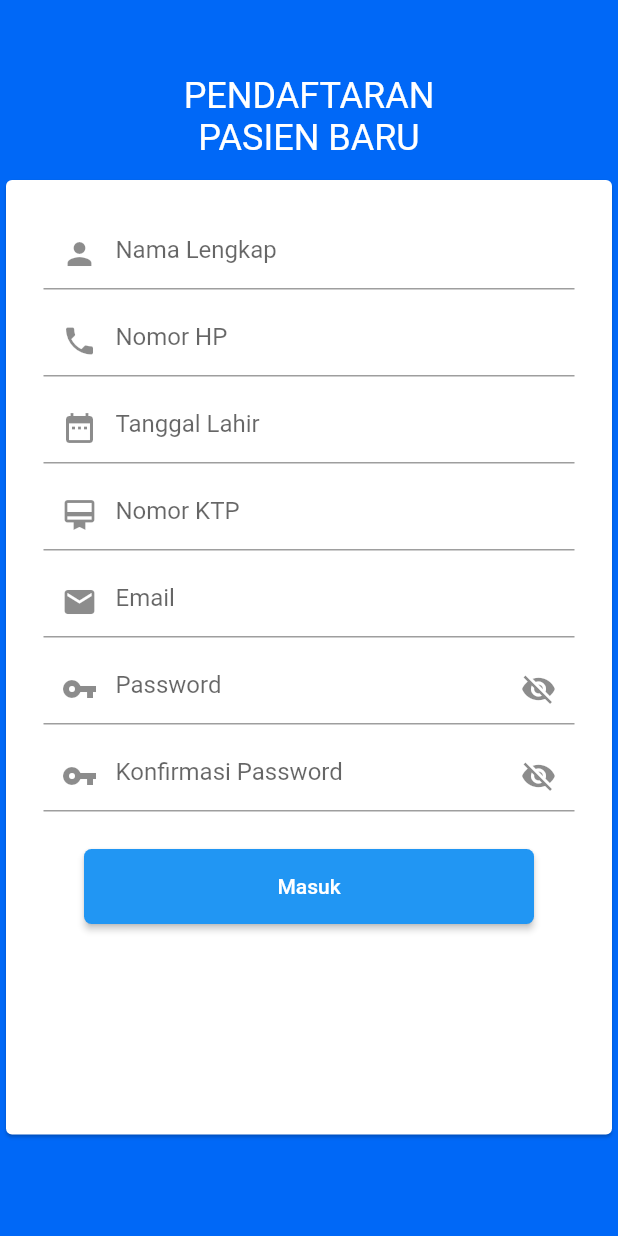
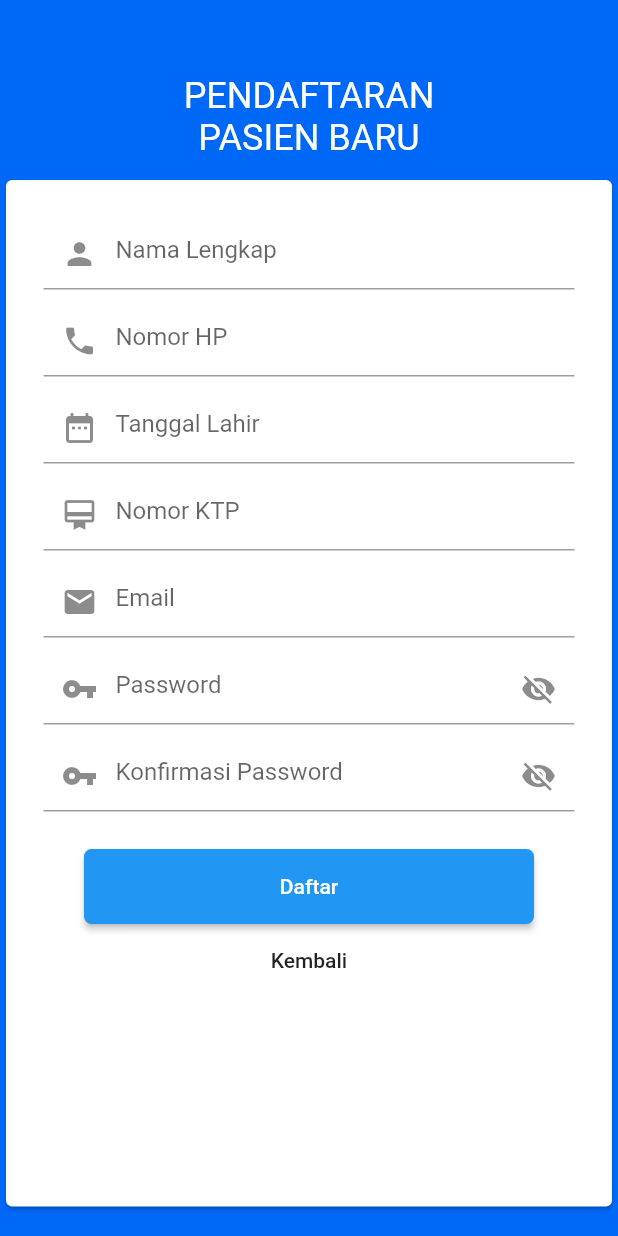
Before and after one commit to zikazama/Project-RS, a Flutter app: the RegistrasiPasien screen opened directly, on a phone screen of 412 x 824 dp. Run offline on Flutter 3.47's test engine with Material 2 defaults, Android fonts, the phone set to English and light mode, and no system bars.

Commit message:
add source

```diff
--- a/lib/registrasi_pasien.dart
+++ b/lib/registrasi_pasien.dart
@@ -1,5 +1,5 @@
 import 'package:flutter/material.dart';
-// import 'login_pasien.dart';
+import 'login_pasien.dart';
 
 class RegistrasiPasien extends StatefulWidget {
   @override
@@ -87,7 +87,7 @@ class _RegistrasiPasienState extends State<RegistrasiPasien> {
                                 )),
                           ),
                           SizedBox(height: 25),
-                          Container(
+                          new Container(
                             height: 50,
                             width: 300,
                             child: ElevatedButton(
@@ -96,8 +96,21 @@ class _RegistrasiPasienState extends State<RegistrasiPasien> {
                                       borderRadius:
                                           new BorderRadius.circular(5.0))),
                               onPressed: () {},
-                              child: Text('Masuk'),
+                              child: Text('Daftar'),
                             ),
+                          ),
+                          new Container(
+                            child: Container(
+                                child: Center(
+                                    child: FlatButton(
+                              onPressed: () {
+                                Navigator.push(
+                                    context,
+                                    MaterialPageRoute(
+                                        builder: (context) => LoginPasien()));
+                              },
+                              child: Text('Kembali'),
+                            ))),
                           ),
                         ],
                       ),
```
